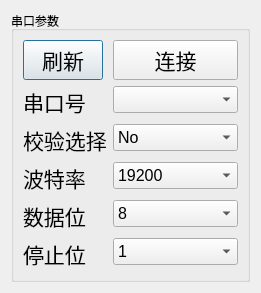
Qt form settingdialog.ui (seblee/TQ_SN) before a commit.
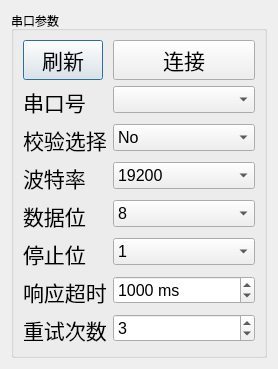
The same form after that commit.

```diff
--- a/settingdialog.ui
+++ b/settingdialog.ui
@@ -6,8 +6,8 @@
    <rect>
     <x>0</x>
     <y>0</y>
-    <width>261</width>
-    <height>274</height>
+    <width>278</width>
+    <height>317</height>
    </rect>
   </property>
   <property name="windowTitle">
@@ -281,6 +281,70 @@
         </item>
        </widget>
       </item>
+      <item row="6" column="1">
+       <widget class="QSpinBox" name="timeoutSpinner">
+        <property name="font">
+         <font>
+          <family>Arial</family>
+          <pointsize>12</pointsize>
+         </font>
+        </property>
+        <property name="suffix">
+         <string> ms</string>
+        </property>
+        <property name="minimum">
+         <number>500</number>
+        </property>
+        <property name="maximum">
+         <number>50000</number>
+        </property>
+        <property name="singleStep">
+         <number>20</number>
+        </property>
+        <property name="value">
+         <number>1000</number>
+        </property>
+       </widget>
+      </item>
+      <item row="7" column="1">
+       <widget class="QSpinBox" name="retriesSpinner">
+        <property name="font">
+         <font>
+          <family>Arial</family>
+          <pointsize>12</pointsize>
+         </font>
+        </property>
+        <property name="value">
+         <number>3</number>
+        </property>
+       </widget>
+      </item>
+      <item row="6" column="0">
+       <widget class="QLabel" name="label">
+        <property name="font">
+         <font>
+          <family>Arial</family>
+          <pointsize>16</pointsize>
+         </font>
+        </property>
+        <property name="text">
+         <string>响应超时</string>
+        </property>
+       </widget>
+      </item>
+      <item row="7" column="0">
+       <widget class="QLabel" name="label_3">
+        <property name="font">
+         <font>
+          <family>Arial</family>
+          <pointsize>16</pointsize>
+         </font>
+        </property>
+        <property name="text">
+         <string>重试次数</string>
+        </property>
+       </widget>
+      </item>
      </layout>
     </widget>
    </item>
```
